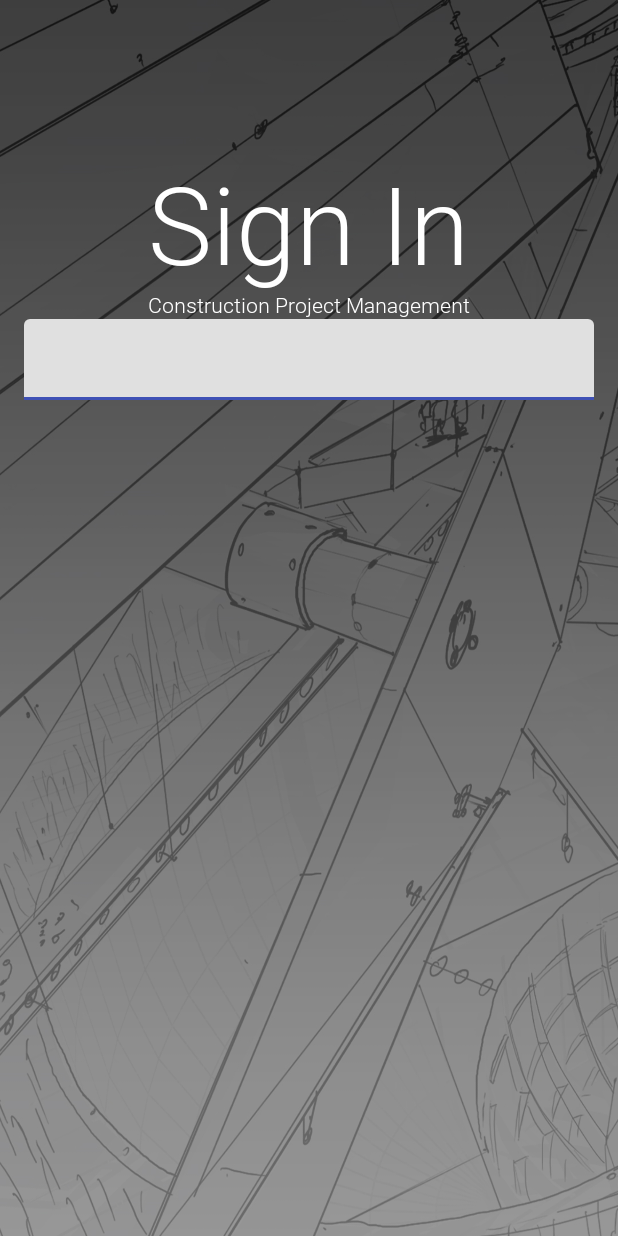
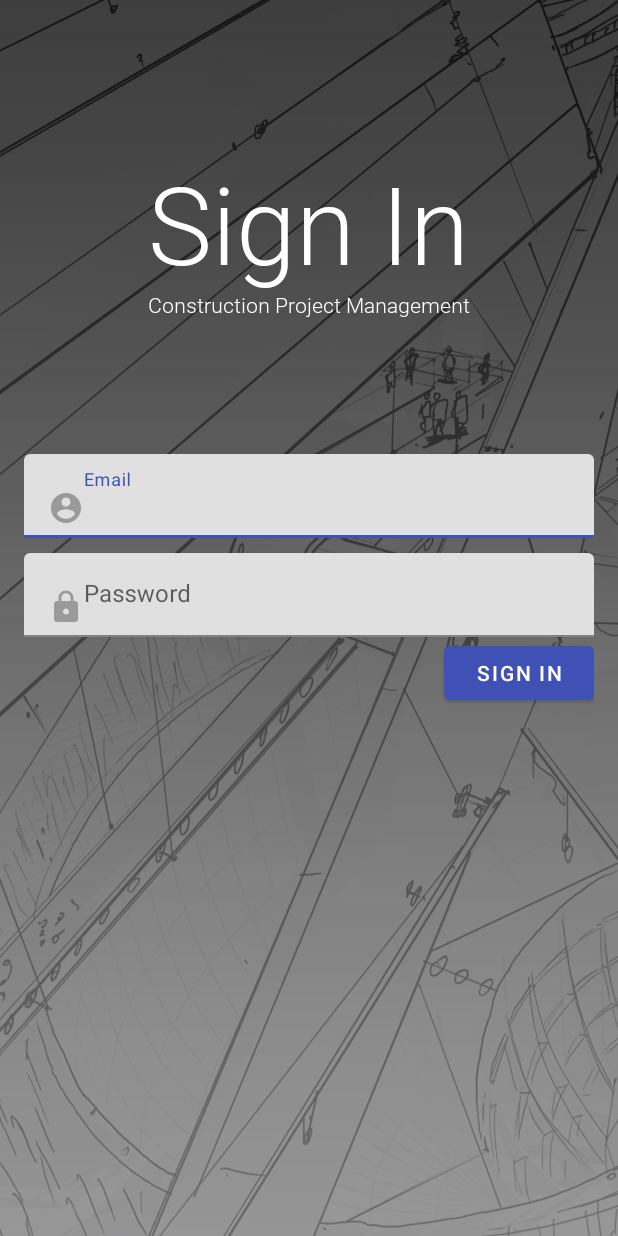
Before and after one commit to Sasinda98/CPMS_Project, an Android app: the screen it shows after launch (mainActivity), on a phone screen of 412 x 824 dp. Run offline under Robolectric (Android 15) with nearby library versions, the phone set to English and light mode, and no system bars.

Commit message:
Changes made to files related to sign in page. -GSR

```diff
--- a/app/src/main/java/com/example/gayalr/cpms/loginFragment.java
+++ b/app/src/main/java/com/example/gayalr/cpms/loginFragment.java
@@ -1,18 +1,22 @@
 package com.example.gayalr.cpms;
 
 
-import android.content.Context;
+
 import android.graphics.Typeface;
 import android.os.Bundle;
 
 // instead of this import android.app.Fragment;
 //use this
+import android.support.design.widget.TextInputEditText;
 import android.support.v4.app.Fragment;
 
 import android.view.LayoutInflater;
 import android.view.View;
 import android.view.ViewGroup;
+import android.widget.EditText;
 import android.widget.TextView;
+
+import android.support.design.widget.TextInputLayout;
 
 
 public class loginFragment extends Fragment {
--- /dev/null
+++ b/app/src/main/res/drawable/ic_email.xml
@@ -0,0 +1,5 @@
+<vector android:alpha="0.31" android:height="24dp"
+    android:viewportHeight="24.0" android:viewportWidth="24.0"
+    android:width="24dp" xmlns:android="http://schemas.android.com/apk/res/android">
+    <path android:fillColor="#FF000000" android:pathData="M12,2C6.48,2 2,6.48 2,12s4.48,10 10,10 10,-4.48 10,-10S17.52,2 12,2zM12,5c1.66,0 3,1.34 3,3s-1.34,3 -3,3 -3,-1.34 -3,-3 1.34,-3 3,-3zM12,19.2c-2.5,0 -4.71,-1.28 -6,-3.22 0.03,-1.99 4,-3.08 6,-3.08 1.99,0 5.97,1.09 6,3.08 -1.29,1.94 -3.5,3.22 -6,3.22z"/>
+</vector>
--- /dev/null
+++ b/app/src/main/res/drawable/ic_password.xml
@@ -0,0 +1,5 @@
+<vector android:alpha="0.31" android:height="24dp"
+    android:viewportHeight="24.0" android:viewportWidth="24.0"
+    android:width="24dp" xmlns:android="http://schemas.android.com/apk/res/android">
+    <path android:fillColor="#FF000000" android:pathData="M12,17c1.1,0 2,-0.9 2,-2s-0.9,-2 -2,-2 -2,0.9 -2,2 0.9,2 2,2zM18,8h-1L17,6c0,-2.76 -2.24,-5 -5,-5S7,3.24 7,6v2L6,8c-1.1,0 -2,0.9 -2,2v10c0,1.1 0.9,2 2,2h12c1.1,0 2,-0.9 2,-2L20,10c0,-1.1 -0.9,-2 -2,-2zM8.9,6c0,-1.71 1.39,-3.1 3.1,-3.1s3.1,1.39 3.1,3.1v2L8.9,8L8.9,6zM18,20L6,20L6,10h12v10z"/>
+</vector>
--- /dev/null
+++ b/app/src/main/res/drawable/ic_password_solid.xml
@@ -0,0 +1,5 @@
+<vector android:alpha="0.31" android:height="24dp"
+    android:viewportHeight="24.0" android:viewportWidth="24.0"
+    android:width="24dp" xmlns:android="http://schemas.android.com/apk/res/android">
+    <path android:fillColor="#FF000000" android:pathData="M18,8h-1L17,6c0,-2.76 -2.24,-5 -5,-5S7,3.24 7,6v2L6,8c-1.1,0 -2,0.9 -2,2v10c0,1.1 0.9,2 2,2h12c1.1,0 2,-0.9 2,-2L20,10c0,-1.1 -0.9,-2 -2,-2zM12,17c-1.1,0 -2,-0.9 -2,-2s0.9,-2 2,-2 2,0.9 2,2 -0.9,2 -2,2zM15.1,8L8.9,8L8.9,6c0,-1.71 1.39,-3.1 3.1,-3.1 1.71,0 3.1,1.39 3.1,3.1v2z"/>
+</vector>
--- a/app/src/main/res/layout/fragment_login.xml
+++ b/app/src/main/res/layout/fragment_login.xml
@@ -41,7 +41,6 @@
 
                 android:text="Construction Project Management"
                 android:textColor="@android:color/background_light"
-                android:fontFamily="sans-serif"
                 android:textSize="14sp"
                 />
 
@@ -50,16 +49,54 @@
                 android:layout_width="match_parent"
                 android:layout_height="wrap_content"
                 android:layout_below="@id/signUpSubHeader"
+                android:layout_marginTop="90dp"
+
                 style="@style/Widget.MaterialComponents.TextInputLayout.FilledBox.Dense"
+                android:hint="Email"
                 >
 
                 <android.support.design.widget.TextInputEditText
                     android:id="@+id/email_editText"
                     android:layout_width="match_parent"
-                    android:layout_height="wrap_content" />
+                    android:layout_height="wrap_content"
+                    android:drawableLeft="@drawable/ic_email"
+                    />
 
             </android.support.design.widget.TextInputLayout>
 
+            <android.support.design.widget.TextInputLayout
+                android:id="@+id/password_inputLayout"
+                android:layout_width="match_parent"
+                android:layout_height="wrap_content"
+                android:layout_below="@id/email_inputLayout"
+                android:layout_marginTop="10dp"
+
+
+                style="@style/Widget.MaterialComponents.TextInputLayout.FilledBox.Dense"
+                android:hint="Password"
+                >
+
+                <android.support.design.widget.TextInputEditText
+                    android:id="@+id/password_editText"
+                    android:layout_width="match_parent"
+                    android:layout_height="wrap_content"
+                    android:layout_below="@id/email_editText"
+                    android:drawableLeft="@drawable/ic_password_solid"
+
+                    />
+
+            </android.support.design.widget.TextInputLayout>
+
+            <android.support.design.button.MaterialButton
+                android:id="@+id/signInButton"
+                android:layout_below="@id/password_inputLayout"
+                android:layout_alignParentRight="true"
+                android:layout_height="wrap_content"
+                android:layout_width="100dp"
+                android:text="Sign In"
+
+                style="@style/Widget.MaterialComponents.Button"
+                />
 
 
 
```
Also changed, not shown: app/src/main/res/fonts/Roboto-Light.ttf (deleted).
